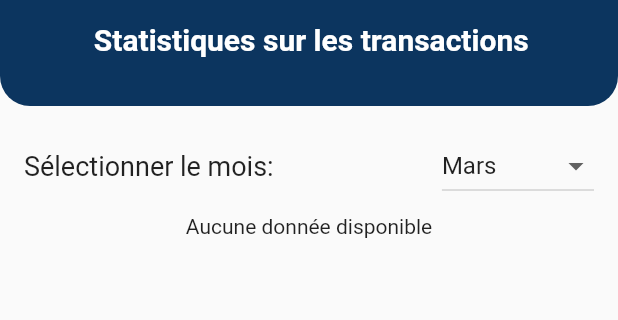
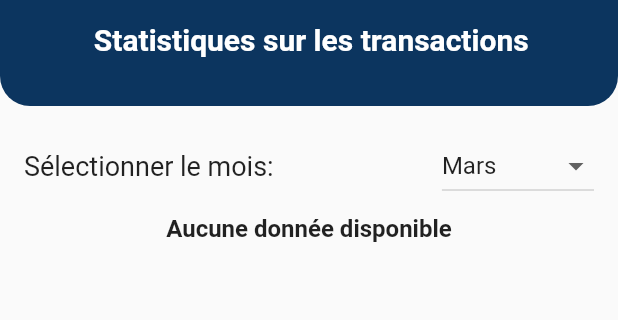
Before and after one commit to Issoufsawa/flutter_creditfef_mobile, a Flutter app: the StatistiquePage screen opened directly, on a phone screen of 412 x 824 dp, the part 266-586 px from its top. Run offline on Flutter 3.47's test engine with Material 3 defaults, Android fonts, the phone set to English and light mode, and no system bars; our stand-ins replace fl_chart, flutter_map, latlong2, location, qr_flutter, shared_preferences; missing offline and left inert: qr_code_scanner_plus; accounts and stored records are empty; network calls fail.

Commit message:
designe2 statistique

```diff
--- a/lib/widgets/Screen/statistique.dart
+++ b/lib/widgets/Screen/statistique.dart
@@ -215,7 +215,7 @@ class _StatistiquePageState extends State<StatistiquePage> {
                     isLoading
                         ? Center(child: CircularProgressIndicator())
                         : barData.isEmpty
-                        ? Center(child: Text("Aucune donnée disponible"))
+                        ? Center(child: Text("Aucune donnée disponible", style: TextStyle(fontSize: 16, fontWeight: FontWeight.bold)))
                         : Column(
                       children: [
                         SizedBox(height: 40), // Espace au-dessus du graphique
@@ -230,9 +230,9 @@ class _StatistiquePageState extends State<StatistiquePage> {
                                   sideTitles: SideTitles(
                                     showTitles: true,
                                     getTitlesWidget: (value, TitleMeta meta) {
-                                      // Afficher les types de mouvements en bas
+                                      // Afficher les types de mouvements en bas sans les indices
                                       if (value == 0) {
-                                        return Text('ENVOI ');
+                                        return Text('ENVOI');
                                       } else if (value == 1) {
                                         return Text('RETRAIT');
                                       } else if (value == 2) {
```
